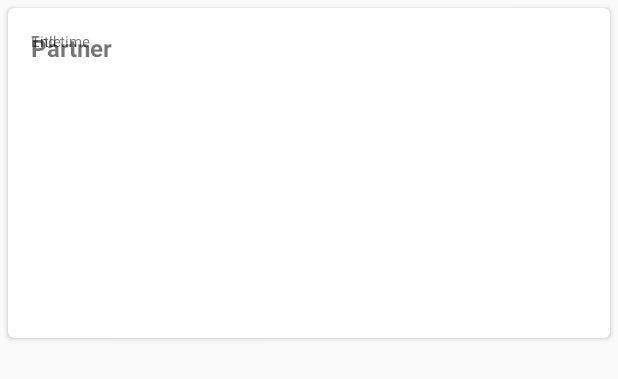
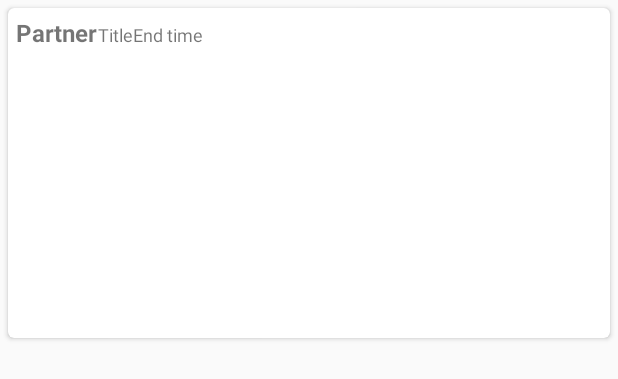
Before and after one commit to Phaedra144/otp-discounts-applion, an Android app: the layout list_item_offfer.xml on its own in the app's theme, with its tools: preview values and no code run, on a phone screen of 412 x 824 dp. Shown: the top 379 px of the screen. Run offline under Robolectric (Android 15) with nearby library versions, the phone set to English and light mode, and no system bars.

```diff
--- a/app/src/main/java/com/szilvi/applion/otp/otpdiscounts/activity/DetailedActivity.java
+++ b/app/src/main/java/com/szilvi/applion/otp/otpdiscounts/activity/DetailedActivity.java
@@ -4,10 +4,15 @@ import android.os.Bundle;
 import android.support.annotation.Nullable;
 import android.support.v7.app.AppCompatActivity;
 
+import com.szilvi.applion.otp.otpdiscounts.R;
+
 public class DetailedActivity extends AppCompatActivity {
 
     @Override
     protected void onCreate(@Nullable Bundle savedInstanceState) {
         super.onCreate(savedInstanceState);
+        setContentView(R.layout.activity_detailed);
     }
+
+
 }
--- /dev/null
+++ b/app/src/main/res/layout/activity_detailed.xml
@@ -0,0 +1,6 @@
+<?xml version="1.0" encoding="utf-8"?>
+<android.support.constraint.ConstraintLayout
+    xmlns:android="http://schemas.android.com/apk/res/android" android:layout_width="match_parent"
+    android:layout_height="match_parent">
+
+</android.support.constraint.ConstraintLayout>
--- a/app/src/main/res/layout/list_item_offfer.xml
+++ b/app/src/main/res/layout/list_item_offfer.xml
@@ -15,12 +15,11 @@
         android:layout_width="match_parent"
         android:padding="5dp">
 
-        <android.support.constraint.ConstraintLayout
-            android:layout_width="215dp"
+        <android.support.v7.widget.GridLayout
+            android:layout_width="wrap_content"
             android:layout_height="match_parent"
-            android:paddingStart="10dp"
-            android:paddingLeft="10dp"
-            android:paddingTop="10dp">
+            card_view:rowCount="8"
+            card_view:columnCount="1">
 
             <TextView
                 android:id="@+id/partnerTextView"
@@ -29,16 +28,22 @@
                 android:text="@string/partner"
                 android:textSize="16sp"
                 android:textStyle="bold"
-                tools:layout_editor_absoluteX="0dp"
-                tools:layout_editor_absoluteY="0dp" />
+                card_view:layout_column="0"
+                card_view:layout_gravity="fill"
+                card_view:layout_row="0" />
 
             <TextView
                 android:id="@+id/titleText"
                 android:layout_width="wrap_content"
                 android:layout_height="wrap_content"
-                android:layout_weight="1"
                 android:text="@string/title"
-                android:textSize="10sp"
+                android:textSize="12sp"
+                card_view:layout_row="1"
+                card_view:layout_column="0"
+                card_view:layout_gravity="fill"
+                card_view:layout_columnWeight="1"
+                card_view:layout_rowWeight="1"
+                card_view:layout_rowSpan="5"
                 tools:layout_editor_absoluteX="10dp"
                 tools:layout_editor_absoluteY="30dp" />
 
@@ -47,20 +52,24 @@
                 android:layout_width="wrap_content"
                 android:layout_height="wrap_content"
                 android:text="@string/end_time"
-                android:textSize="10sp"
+                android:textSize="12sp"
+                card_view:layout_row="7"
+                card_view:layout_column="0"
+                card_view:layout_gravity="fill"
+                card_view:layout_columnWeight="1"
+                card_view:layout_rowWeight="1"
                 tools:layout_editor_absoluteX="0dp"
                 tools:layout_editor_absoluteY="166dp" />
 
-
-        </android.support.constraint.ConstraintLayout>
+        </android.support.v7.widget.GridLayout>
 
         <ImageView
             android:id="@+id/logoImage"
-            android:contentDescription="@string/logo"
             android:layout_width="0dp"
             android:layout_height="wrap_content"
             android:layout_gravity="center_vertical"
-            android:layout_weight="1.13" />
+            android:layout_weight="1.13"
+            android:contentDescription="@string/logo" />
 
     </LinearLayout>
 
```
Also changed, not shown: app/build.gradle (+6 -1 lines), app/src/main/AndroidManifest.xml (+7 -0 lines), app/src/main/java/com/szilvi/applion/otp/otpdiscounts/adapter/OffersAdapter.java (+33 -7 lines), app/src/main/java/com/szilvi/applion/otp/otpdiscounts/model/Offer.java (+93 -13 lines), app/src/main/java/com/szilvi/applion/otp/otpdiscounts/response/OfferResponse.java (+14 -8 lines), app/src/main/res/drawable/otplogo.png (added).
